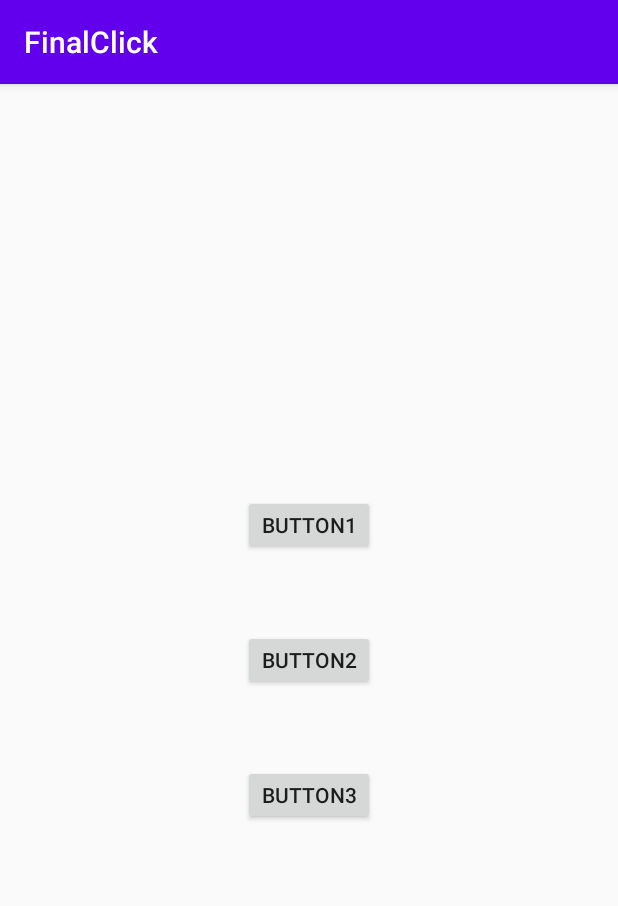
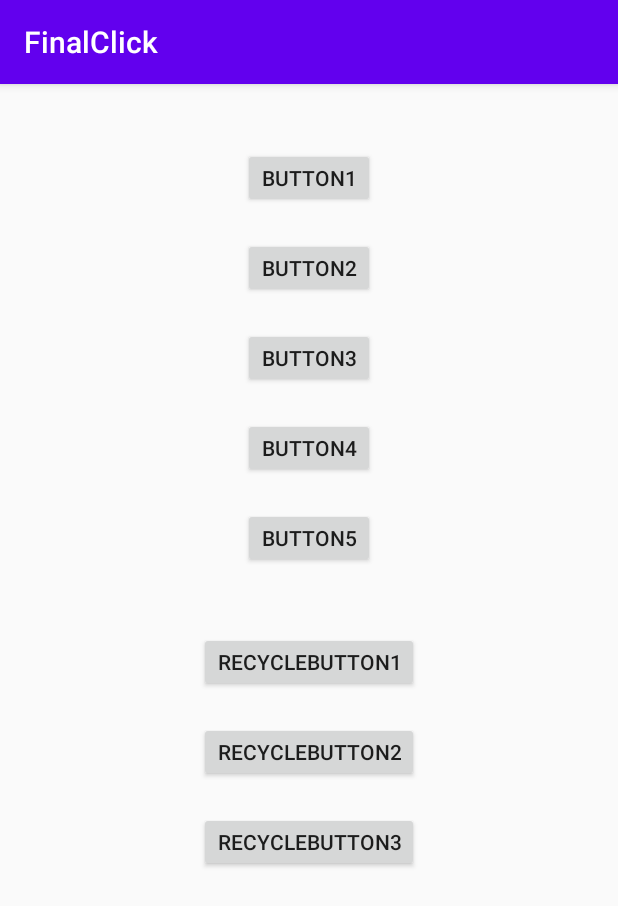
Before and after one commit to JackL124/FinalClick, an Android app: the screen it shows after launch (MainActivity), on a phone screen of 412 x 824 dp. Shown: the top 906 px of the screen. Run offline under Robolectric (Android 15) with nearby library versions, the phone set to English and light mode, and no system bars.

Commit message:
修改禁用快速点击实现方式

```diff
--- a/app/build.gradle
+++ b/app/build.gradle
@@ -43,5 +43,6 @@ dependencies {
     testImplementation 'junit:junit:4.12'
     androidTestImplementation 'androidx.test.ext:junit:1.1.2'
     androidTestImplementation 'androidx.test.espresso:espresso-core:3.3.0'
+    implementation 'androidx.recyclerview:recyclerview:1.1.0'
     implementation project(':library')
 }
--- a/app/src/main/java/com/jackl/app/MainActivity.kt
+++ b/app/src/main/java/com/jackl/app/MainActivity.kt
@@ -4,7 +4,8 @@ import androidx.appcompat.app.AppCompatActivity
 import android.os.Bundle
 import android.util.Log
 import android.view.View
-import com.jackl.finalpermission.annotation.NeedQuickClick
+import androidx.recyclerview.widget.LinearLayoutManager
+import com.jackl.finalclick.Extension.needQuickClick
 import kotlinx.android.synthetic.main.activity_main.*
 
 class MainActivity : AppCompatActivity(), View.OnClickListener {
@@ -17,25 +18,52 @@ class MainActivity : AppCompatActivity(), View.OnClickListener {
         super.onCreate(savedInstanceState)
         setContentView(R.layout.activity_main)
 
+        //对button2，button4，button5禁用防快速点击
+        button2.needQuickClick()
+        button4.needQuickClick()
+        button5.needQuickClick()
 
         button1.setOnClickListener {
             Log.d(TAG,"点击了tutton1")
         }
 
-
-        button2.setOnClickListener(this)
-        button3.setOnClickListener(this)
-    }
-
-    @NeedQuickClick(R.id.button2,R.id.button3)
-    override fun onClick(v: View) {
-        when(v.id){
-            R.id.button2->{
+        button2.setOnClickListener(object :View.OnClickListener{
+            override fun onClick(v: View?) {
                 Log.d(TAG,"点击了tutton2")
             }
 
+        })
+        button3.setOnClickListener(this)
+        button4.setOnClickListener(this)
+        button5.setOnClickListener(this)
+        initRecycleView()
+    }
+
+    private fun initRecycleView() {
+        val list = arrayListOf<String>()
+        list.add("recyclebutton1")
+        list.add("recyclebutton2")
+        list.add("recyclebutton3")
+        recyclerView.layoutManager=LinearLayoutManager(this)
+        val recyclerAdapter = RecyclerAdapter(list)
+        recyclerView.adapter=recyclerAdapter
+        recyclerAdapter.mListener={
+            Log.d(TAG,"点击了{$it}")
+        }
+    }
+
+    override fun onClick(v: View) {
+        when(v.id){
             R.id.button3->{
                 Log.d(TAG,"点击了tutton3")
+            }
+
+            R.id.button4->{
+                Log.d(TAG,"点击了tutton4")
+            }
+
+            R.id.button5->{
+                Log.d(TAG,"点击了tutton5")
             }
         }
     }
--- /dev/null
+++ b/app/src/main/java/com/jackl/app/RecyclerAdapter.kt
@@ -0,0 +1,37 @@
+package com.jackl.app
+
+import android.view.LayoutInflater
+import android.view.View
+import android.view.ViewGroup
+import androidx.recyclerview.widget.RecyclerView
+import com.jackl.finalclick.Extension.needQuickClick
+import kotlinx.android.synthetic.main.item.view.*
+
+class RecyclerAdapter() : RecyclerView.Adapter<RecyclerAdapter.MyTVHolder>() {
+    var mylist= arrayListOf<String>()
+    var mListener : ((String) -> Unit) ?=null
+    constructor(list :ArrayList<String>) : this() {
+        mylist=list
+    }
+
+    override fun onCreateViewHolder(parent: ViewGroup, viewType: Int): MyTVHolder {
+        return MyTVHolder(LayoutInflater.from(parent.getContext()).inflate(R.layout.item, parent, false))
+    }
+
+    override fun getItemCount(): Int {
+        return mylist.size
+    }
+
+    override fun onBindViewHolder(holder: MyTVHolder, position: Int) {
+        holder.itemView.button.setText(mylist.get(position))
+        //对偶数位置button 禁用防止快速点击
+        if(position%2==0){
+            holder.itemView.button.needQuickClick()
+        }
+        holder.itemView.button.setOnClickListener {
+            mListener?.invoke(mylist.get(position))
+        }
+    }
+
+     class MyTVHolder(itemView : View) : RecyclerView.ViewHolder(itemView)
+}
--- a/app/src/main/res/layout/activity_main.xml
+++ b/app/src/main/res/layout/activity_main.xml
@@ -16,6 +16,7 @@
         app:layout_constraintVertical_chainStyle="packed"
         android:layout_width="wrap_content"
         android:layout_height="40dp"
+        android:layout_marginTop="20dp"
         android:text="button1"
         ></Button>
 
@@ -27,20 +28,55 @@
         app:layout_constraintRight_toRightOf="@+id/button1"
         android:layout_width="wrap_content"
         android:layout_height="40dp"
-        android:layout_marginTop="50dp"
+        android:layout_marginTop="20dp"
         android:text="button2"
         ></Button>
 
     <Button
         android:id="@+id/button3"
         app:layout_constraintTop_toBottomOf="@+id/button2"
-        app:layout_constraintBottom_toBottomOf="parent"
+        app:layout_constraintBottom_toTopOf="@+id/button4"
         app:layout_constraintLeft_toLeftOf="@+id/button1"
         app:layout_constraintRight_toRightOf="@+id/button1"
         android:layout_width="wrap_content"
         android:layout_height="40dp"
-        android:layout_marginTop="50dp"
+        android:layout_marginTop="20dp"
         android:text="button3"
         ></Button>
 
+    <Button
+        android:id="@+id/button4"
+        app:layout_constraintTop_toBottomOf="@+id/button3"
+        app:layout_constraintBottom_toTopOf="@+id/button5"
+        app:layout_constraintLeft_toLeftOf="@+id/button1"
+        app:layout_constraintRight_toRightOf="@+id/button1"
+        android:layout_width="wrap_content"
+        android:layout_height="40dp"
+        android:layout_marginTop="20dp"
+        android:text="button4"
+        ></Button>
+
+    <Button
+        android:id="@+id/button5"
+        app:layout_constraintTop_toBottomOf="@+id/button4"
+        app:layout_constraintBottom_toTopOf="@+id/recyclerView"
+        app:layout_constraintLeft_toLeftOf="@+id/button1"
+        app:layout_constraintRight_toRightOf="@+id/button1"
+        android:layout_width="wrap_content"
+        android:layout_height="40dp"
+        android:layout_marginTop="20dp"
+        android:text="button5"
+        ></Button>
+
+    <androidx.recyclerview.widget.RecyclerView
+        android:layout_marginTop="20dp"
+        android:id="@+id/recyclerView"
+        app:layout_constraintTop_toBottomOf="@+id/button3"
+        app:layout_constraintBottom_toBottomOf="parent"
+        app:layout_constraintLeft_toLeftOf="parent"
+        app:layout_constraintRight_toRightOf="parent"
+        android:layout_width="0dp"
+        android:layout_height="300dp" />
+
+
 </androidx.constraintlayout.widget.ConstraintLayout>
--- /dev/null
+++ b/app/src/main/res/layout/item.xml
@@ -0,0 +1,18 @@
+<?xml version="1.0" encoding="utf-8"?>
+<androidx.constraintlayout.widget.ConstraintLayout xmlns:android="http://schemas.android.com/apk/res/android"
+    android:layout_width="match_parent"
+    android:layout_height="wrap_content"
+    xmlns:app="http://schemas.android.com/apk/res-auto">
+
+    <Button
+        android:id="@+id/button"
+        app:layout_constraintTop_toTopOf="parent"
+        app:layout_constraintBottom_toBottomOf="parent"
+        app:layout_constraintLeft_toLeftOf="parent"
+        app:layout_constraintRight_toRightOf="parent"
+        android:layout_width="wrap_content"
+        android:layout_height="40dp"
+        android:layout_marginTop="20dp"
+        ></Button>
+
+</androidx.constraintlayout.widget.ConstraintLayout>
--- /dev/null
+++ b/library/src/main/java/com/jackl/finalclick/Extension/ViewExtension.kt
@@ -0,0 +1,14 @@
+package com.jackl.finalclick.Extension
+
+import android.view.View
+
+fun View.needQuickClick(){
+  this.setTag(this.id,true)
+}
+
+fun View.isNeedQuickClick(): Boolean{
+  if(this.getTag(this.id) is Boolean){
+    return this.getTag(this.id) as Boolean
+  }
+  return false
+}
```
Also changed, not shown: library/src/main/java/com/jackl/finalclick/annotation/NotQuickClick.kt (deleted, +0 -19 lines), library/src/main/java/com/jackl/finalclick/aspect/ClickAspect.kt (+19 -21 lines), library/src/main/java/com/jackl/finalclick/utils/ClickUtil.kt (+5 -5 lines).
